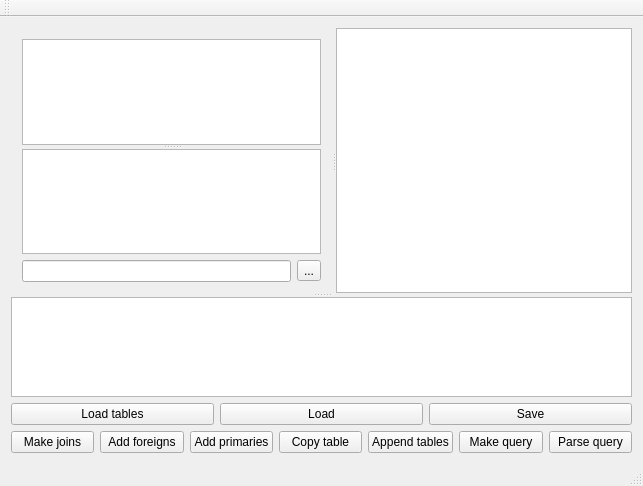
Old version of the form mainwindow.ui in the repository dainisp/sqlbuild.
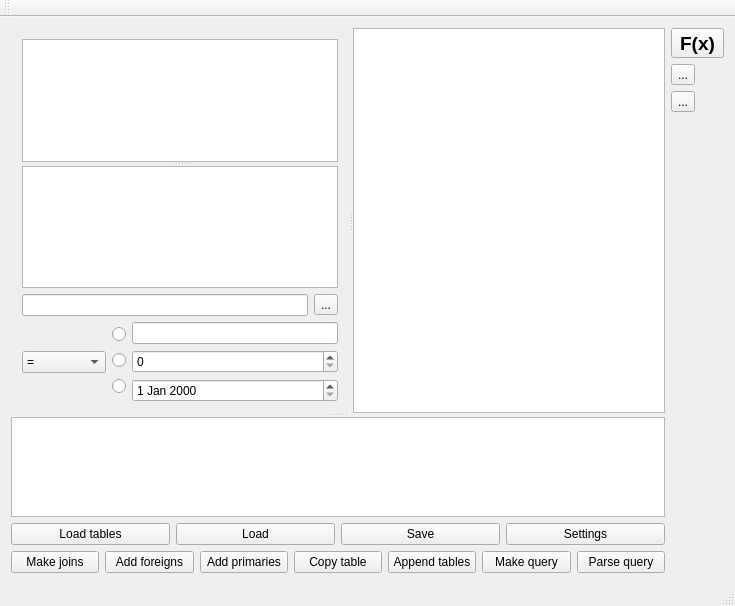
New version of the form. Icons and pictures are not drawn. Custom widgets are drawn as their Qt base class.

The edit to the form file:
```diff
--- a/mainwindow.ui
+++ b/mainwindow.ui
@@ -6,14 +6,16 @@
    <rect>
     <x>0</x>
     <y>0</y>
-    <width>643</width>
-    <height>486</height>
+    <width>735</width>
+    <height>606</height>
    </rect>
   </property>
   <property name="windowTitle">
    <string>SqlBuild</string>
   </property>
   <widget class="QWidget" name="centralWidget">
+   <layout class="QHBoxLayout" name="horizontalLayout_5" stretch="1,0">
+    <item>
    <layout class="QVBoxLayout" name="verticalLayout_2">
     <item>
      <widget class="QSplitter" name="splitter_3">
@@ -25,7 +27,7 @@
         <enum>Qt::Horizontal</enum>
        </property>
        <widget class="QWidget" name="layoutWidget">
-        <layout class="QVBoxLayout" name="verticalLayout" stretch="0,0">
+          <layout class="QVBoxLayout" name="verticalLayout" stretch="0,0,0">
          <item>
           <widget class="QSplitter" name="splitter">
            <property name="orientation">
@@ -75,6 +77,92 @@
            </item>
           </layout>
          </item>
+           <item>
+            <layout class="QHBoxLayout" name="horizontalLayout_4">
+             <item>
+              <widget class="QComboBox" name="comboBox">
+               <item>
+                <property name="text">
+                 <string>=</string>
+                </property>
+               </item>
+               <item>
+                <property name="text">
+                 <string>&lt;&gt;</string>
+                </property>
+               </item>
+               <item>
+                <property name="text">
+                 <string>&gt;</string>
+                </property>
+               </item>
+               <item>
+                <property name="text">
+                 <string>&lt;</string>
+                </property>
+               </item>
+               <item>
+                <property name="text">
+                 <string>&gt;=</string>
+                </property>
+               </item>
+               <item>
+                <property name="text">
+                 <string>&lt;=</string>
+                </property>
+               </item>
+               <item>
+                <property name="text">
+                 <string>LIKE</string>
+                </property>
+               </item>
+               <item>
+                <property name="text">
+                 <string>NOT LIKE</string>
+                </property>
+               </item>
+              </widget>
+             </item>
+             <item>
+              <layout class="QVBoxLayout" name="verticalLayout_4">
+               <item>
+                <widget class="QRadioButton" name="radioButton">
+                 <property name="text">
+                  <string/>
+                 </property>
+                </widget>
+               </item>
+               <item>
+                <widget class="QRadioButton" name="radioButton_2">
+                 <property name="text">
+                  <string/>
+                 </property>
+                </widget>
+               </item>
+               <item>
+                <widget class="QRadioButton" name="radioButton_3">
+                 <property name="text">
+                  <string/>
+                 </property>
+                </widget>
+               </item>
+              </layout>
+             </item>
+             <item>
+              <layout class="QVBoxLayout" name="verticalLayout_5">
+               <item>
+                <widget class="QLineEdit" name="lineEdit_2"/>
+               </item>
+               <item>
+                <widget class="QSpinBox" name="spinBox"/>
+               </item>
+               <item>
+                <widget class="QDateEdit" name="dateEdit"/>
+               </item>
+              </layout>
+             </item>
+            </layout>
+           </item>
         </layout>
        </widget>
        <widget class="cview" name="laukums">
@@ -119,6 +207,13 @@
         </property>
        </widget>
       </item>
+        <item>
+         <widget class="QPushButton" name="settb">
+          <property name="text">
+           <string>Settings</string>
+          </property>
+         </widget>
+        </item>
      </layout>
     </item>
     <item>
@@ -175,6 +270,57 @@
      </layout>
     </item>
    </layout>
+    </item>
+    <item>
+     <layout class="QVBoxLayout" name="verticalLayout_3">
+      <item>
+       <widget class="QToolButton" name="exprb">
+        <property name="font">
+         <font>
+          <family>Arial</family>
+          <pointsize>14</pointsize>
+          <weight>75</weight>
+          <bold>true</bold>
+         </font>
+        </property>
+        <property name="text">
+         <string>F(x)</string>
+        </property>
+        <property name="autoRaise">
+         <bool>false</bool>
+        </property>
+       </widget>
+      </item>
+      <item>
+       <widget class="QToolButton" name="toolButton_3">
+        <property name="text">
+         <string>...</string>
+        </property>
+       </widget>
+      </item>
+      <item>
+       <widget class="QToolButton" name="toolButton_2">
+        <property name="text">
+         <string>...</string>
+        </property>
+       </widget>
+      </item>
+      <item>
+       <spacer name="verticalSpacer">
+        <property name="orientation">
+         <enum>Qt::Vertical</enum>
+        </property>
+        <property name="sizeHint" stdset="0">
+         <size>
+          <width>20</width>
+          <height>40</height>
+         </size>
+        </property>
+       </spacer>
+      </item>
+     </layout>
+    </item>
+   </layout>
   </widget>
   <widget class="QMenuBar" name="menuBar">
    <property name="geometry">
```
Left out of the diff: 12 changed lines with no effect on the pictures. Lines whose indentation alone changed are shown as unchanged.
